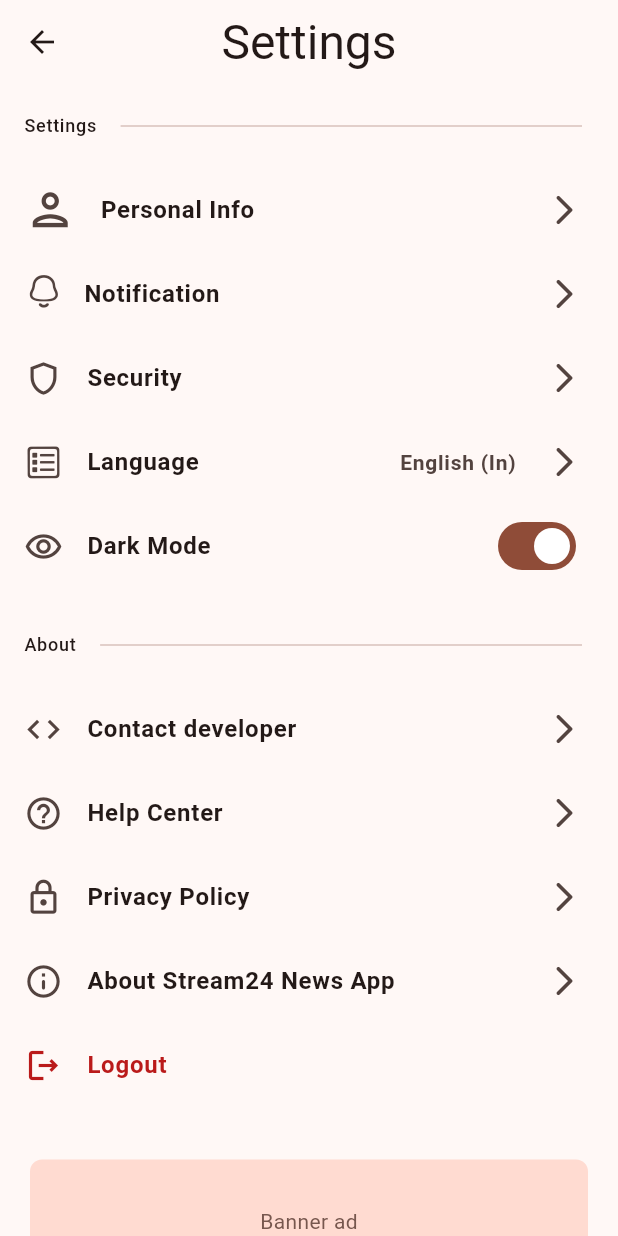
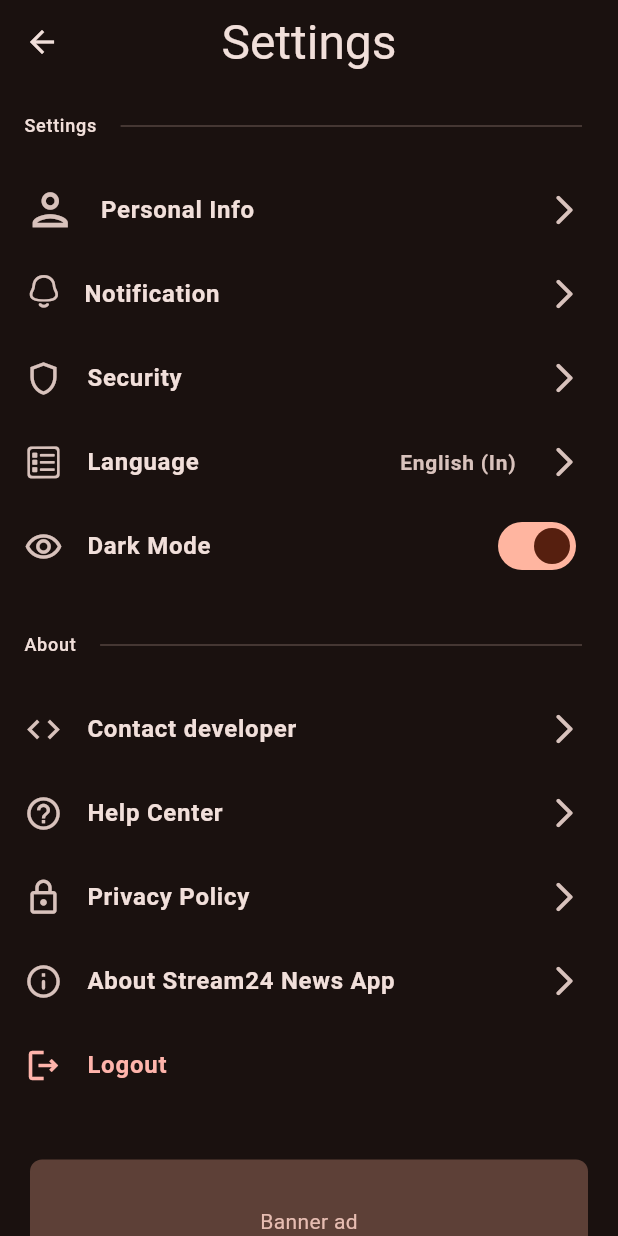
Before and after one commit to anil-s-yadav/stream24news, a Flutter app: the SettingsPage screen opened directly, after a tap on "Dark Mode", on a phone screen of 412 x 824 dp. Run offline on Flutter 3.47's test engine with Material 3 defaults, Android fonts, the phone set to English and light mode, and no system bars; our stand-ins replace device_preview, google_fonts, lottie.

Commit message:
dark mode done perfect

```diff
--- a/lib/features/settings/settings_page.dart
+++ b/lib/features/settings/settings_page.dart
@@ -1,7 +1,9 @@
 import 'package:flutter/material.dart';
+import 'package:provider/provider.dart';
 import 'package:stream24news/features/notification_settings/notification_settings.dart';
 import 'package:stream24news/utils/componants/sizedbox.dart';
 import 'package:stream24news/utils/theme/my_tab_icons_icons.dart';
+import 'package:stream24news/utils/theme/theme_provider.dart';
 
 class SettingsPage extends StatefulWidget {
   const SettingsPage({super.key});
@@ -11,9 +13,9 @@ class SettingsPage extends StatefulWidget {
 }
 
 class _SettingsPageState extends State<SettingsPage> {
-  bool darkSwitchToggle = false;
   @override
   Widget build(BuildContext context) {
+    final themeProvider = Provider.of<ThemeProvider>(context);
     return Scaffold(
         appBar: AppBar(
           title: Text(
@@ -94,18 +96,20 @@ class _SettingsPageState extends State<SettingsPage> {
                 ),
               ),
               SwitchListTile(
-                  title: const Text("Dark Mode",
-                      style: TextStyle(fontWeight: FontWeight.bold)),
-                  secondary: const Icon(
-                    Icons.remove_red_eye_outlined,
-                    size: 26,
-                  ),
-                  value: darkSwitchToggle,
-                  onChanged: (bool value) {
-                    setState(() {
-                      darkSwitchToggle = value;
-                    });
-                  }),
+                title: Text(
+                  'Dark Mode',
+                  style: const TextStyle(fontWeight: FontWeight.bold),
+                ),
+                secondary: const Icon(
+                  Icons.remove_red_eye_outlined,
+                  size: 26,
+                ),
+                value:
+                    themeProvider.isDarkMode(context), //  Fixed: Uses context
+                onChanged: (bool value) {
+                  themeProvider.toggleTheme(value);
+                },
+              ),
               sizedBoxH10,
               ListTile(
                 leading: Text(
--- a/lib/main.dart
+++ b/lib/main.dart
@@ -1,12 +1,17 @@
 import 'package:device_preview/device_preview.dart';
 import 'package:flutter/material.dart';
+import 'package:provider/provider.dart';
+import 'package:stream24news/utils/theme/theme_provider.dart';
 import 'utils/componants/bottom_navbar.dart';
 import 'utils/theme/theme.dart';
 
 Future<void> main() async {
   WidgetsFlutterBinding.ensureInitialized();
   runApp(
-    const MyApp(),
+    ChangeNotifierProvider(
+      create: (_) => ThemeProvider(),
+      child: const MyApp(),
+    ),
   );
 }
 
@@ -15,13 +20,14 @@ class MyApp extends StatelessWidget {
 
   @override
   Widget build(BuildContext context) {
+    final themeProvider = Provider.of<ThemeProvider>(context);
     final textTheme = Theme.of(context).textTheme;
     return MaterialApp(
       debugShowCheckedModeBanner: false,
       title: 'Stream24 News',
       theme: MaterialTheme(textTheme).light(),
       darkTheme: MaterialTheme(textTheme).dark(),
-      themeMode: ThemeMode.system, // Auto-switch between light/dark mode
+      themeMode: themeProvider.themeMode,
       home: const BottomNavbar(),
     );
   }
--- a/lib/utils/theme/theme_provider.dart
+++ b/lib/utils/theme/theme_provider.dart
@@ -1,14 +1,25 @@
 import 'package:flutter/material.dart';
 
 class ThemeProvider extends ChangeNotifier {
-  ThemeMode _themeMode = ThemeMode.light;
+  ThemeMode _themeMode = ThemeMode.system;
 
   ThemeMode get themeMode => _themeMode;
 
-  bool get isDarkMode => _themeMode == ThemeMode.dark;
+  //  to handle system theme detection
+  bool isDarkMode(BuildContext context) {
+    if (_themeMode == ThemeMode.system) {
+      return MediaQuery.of(context).platformBrightness == Brightness.dark;
+    }
+    return _themeMode == ThemeMode.dark;
+  }
 
   void toggleTheme(bool isOn) {
     _themeMode = isOn ? ThemeMode.dark : ThemeMode.light;
     notifyListeners();
   }
+
+  void setSystemTheme() {
+    _themeMode = ThemeMode.system;
+    notifyListeners();
+  }
 }
```
